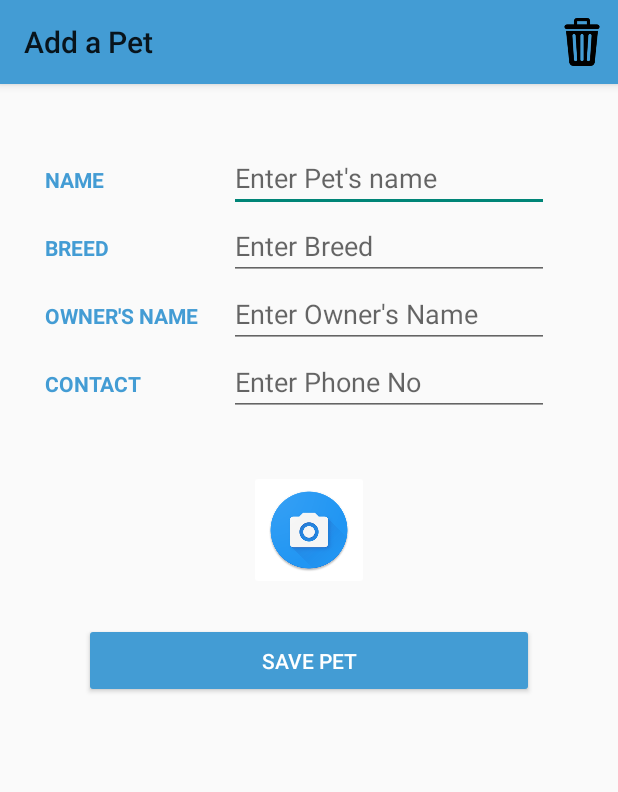
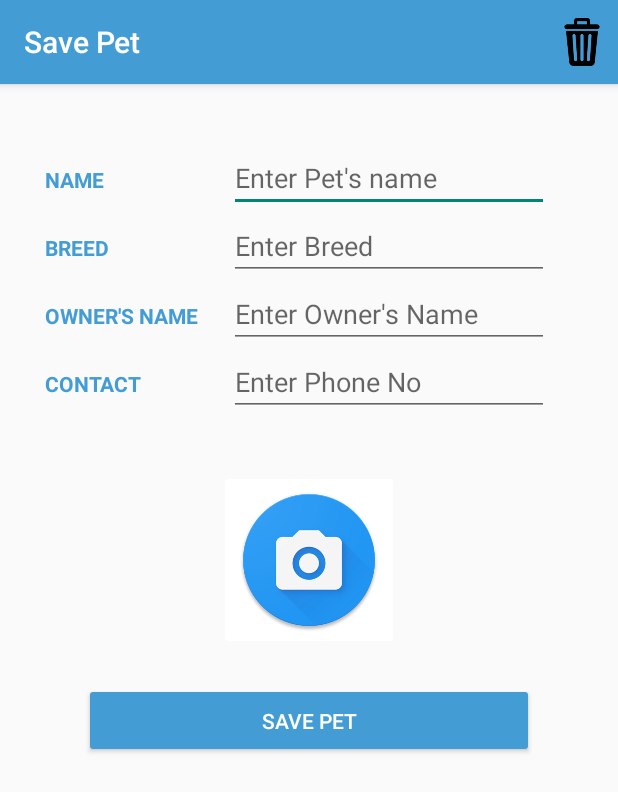
Before and after one commit to PratikshaMore/BUDDY-1, an Android app: the AddPetActivity screen opened directly, with no data from a screen before it, on a phone screen of 412 x 824 dp. Shown: the top 792 px of the screen. Run offline under Robolectric (Android 15) with nearby library versions, the phone set to English and light mode, and no system bars.

Commit message:
Changed toolbar text color to white

```diff
--- a/app/src/main/java/com/cornez/todotodayii/AddPetActivity.java
+++ b/app/src/main/java/com/cornez/todotodayii/AddPetActivity.java
@@ -85,7 +85,7 @@
         setContentView(R.layout.pet_add);
         Toolbar myToolbar = (Toolbar) findViewById(R.id.my_toolbar);
         setSupportActionBar(myToolbar);
-        getSupportActionBar().setTitle("Add a Pet");
+        getSupportActionBar().setTitle("Save Pet");
 
         verifyStoragePermissions(this);
 
--- a/app/src/main/res/layout/history_add.xml
+++ b/app/src/main/res/layout/history_add.xml
@@ -11,7 +11,7 @@
         android:layout_height="?attr/actionBarSize"
         android:background="#439cd4"
         android:elevation="4dp"
-        android:theme="@style/ThemeOverlay.AppCompat.ActionBar"
+        app:theme="@style/ToolBarStyle"
         app:popupTheme="@style/ThemeOverlay.AppCompat.Light"/>
 
     <RelativeLayout
--- a/app/src/main/res/layout/history_list.xml
+++ b/app/src/main/res/layout/history_list.xml
@@ -13,7 +13,7 @@
         android:background="#439cd4"
 
         android:elevation="4dp"
-        android:theme="@style/ThemeOverlay.AppCompat.ActionBar"
+        app:theme="@style/ToolBarStyle"
         app:popupTheme="@style/ThemeOverlay.AppCompat.Light"/>
 
 
--- a/app/src/main/res/layout/history_page.xml
+++ b/app/src/main/res/layout/history_page.xml
@@ -10,7 +10,7 @@
         android:layout_height="?attr/actionBarSize"
         android:background="#439cd4"
         android:elevation="4dp"
-        android:theme="@style/ThemeOverlay.AppCompat.ActionBar"
+        app:theme="@style/ToolBarStyle"
         app:popupTheme="@style/ThemeOverlay.AppCompat.Light"/>
 
     <ImageView
--- a/app/src/main/res/layout/pet_add.xml
+++ b/app/src/main/res/layout/pet_add.xml
@@ -10,7 +10,7 @@
         android:layout_height="?attr/actionBarSize"
         android:background="#439cd4"
         android:elevation="4dp"
-        android:theme="@style/ThemeOverlay.AppCompat.ActionBar"
+        app:theme="@style/ToolBarStyle"
         app:popupTheme="@style/ThemeOverlay.AppCompat.Light"/>
 
     <RelativeLayout
@@ -163,8 +163,8 @@
 
     <ImageButton
         android:id="@+id/addImageButton"
-        android:layout_width="80dp"
-        android:layout_height="80dp"
+        android:layout_width="120dp"
+        android:layout_height="120dp"
         android:layout_below="@+id/relativeLayoutPetForm"
         android:layout_centerHorizontal="true"
         android:layout_marginTop="36dp"
--- a/app/src/main/res/layout/pet_list.xml
+++ b/app/src/main/res/layout/pet_list.xml
@@ -12,7 +12,7 @@
         android:layout_height="?attr/actionBarSize"
         android:background="#439cd4"
         android:elevation="4dp"
-        android:theme="@style/ThemeOverlay.AppCompat.ActionBar"
+        app:theme="@style/ToolBarStyle"
         app:popupTheme="@style/ThemeOverlay.AppCompat.Light"/>
 
     <ListView
--- a/app/src/main/res/values/styles.xml
+++ b/app/src/main/res/values/styles.xml
@@ -1,7 +1,11 @@
 <resources>
 
     <!-- Base application theme. -->
-    <style name="AppTheme" parent="Theme.AppCompat.Light.DarkActionBar">
+    <style name="ToolBarStyle" parent="Theme.AppCompat">
         <!-- Customize your theme here. -->
+        <item name="android:textColorPrimary">@android:color/white</item>
+        <item name="android:textColorSecondary">@android:color/white</item>
+        <item name="actionMenuTextColor">@android:color/white</item>
     </style>
+
 </resources>
```
Also changed, not shown: 1 other file.
